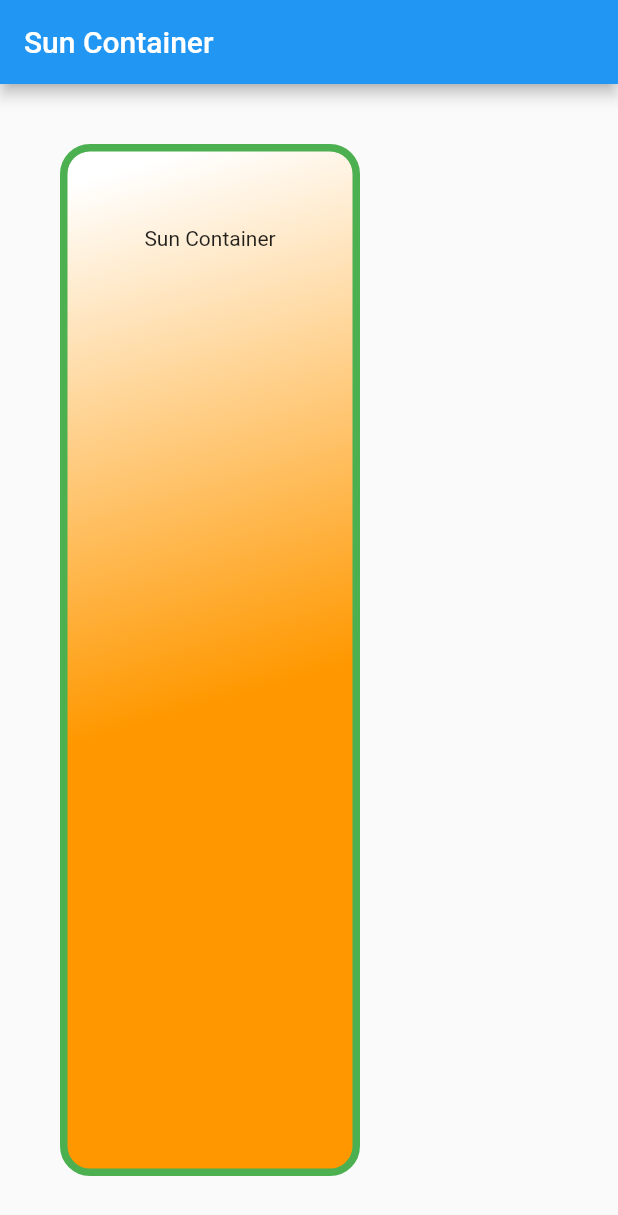
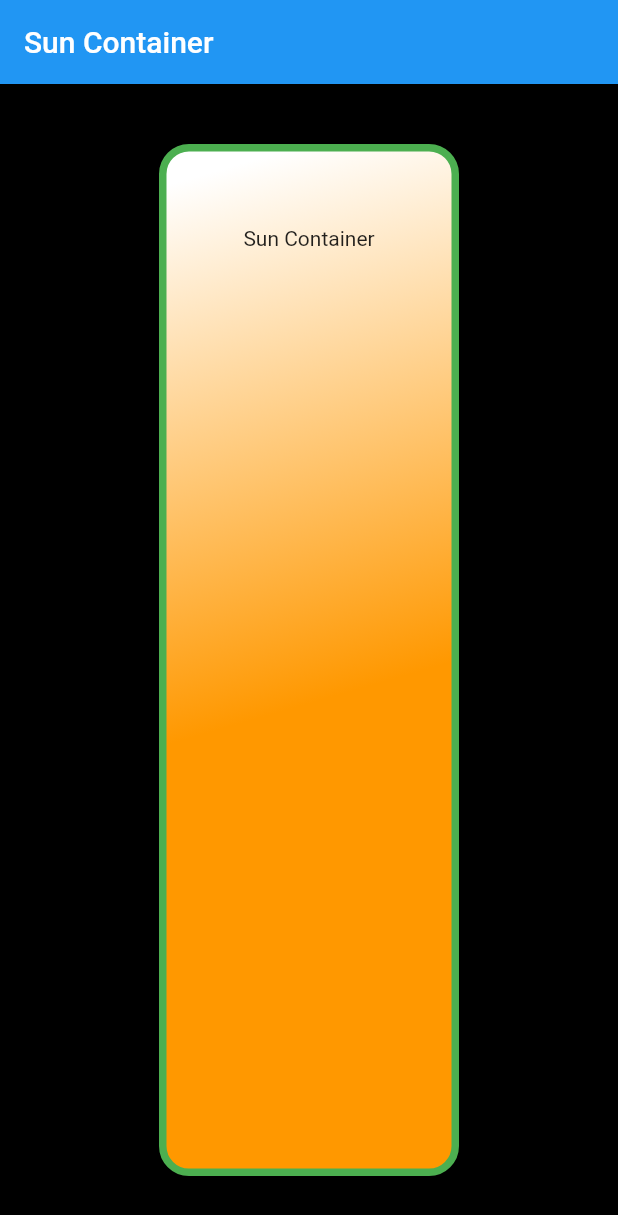
Before and after one commit to nichanan1995/sun_container, a Flutter app: the screen it shows after launch, on a phone screen of 412 x 824 dp. Shown: the top 1215 px of the screen. Run offline on Flutter 3.47's test engine with Material 2 defaults, Android fonts, the phone set to English and light mode, and no system bars.

Commit message:
chang bg ok

```diff
--- a/lib/src/app.dart
+++ b/lib/src/app.dart
@@ -10,9 +10,14 @@ class App extends StatelessWidget {
             title: Text('Sun Container'),
           ),
           body: Container(
+            color: Colors.black,
+            alignment: Alignment(0, 0),
+            child: Container(
               decoration: BoxDecoration(
                   border: Border.all(
-                  width: 5.0, color: Colors.green, style: BorderStyle.solid),
+                      width: 5.0,
+                      color: Colors.green,
+                      style: BorderStyle.solid),
                   borderRadius: BorderRadius.circular(20.0),
                   gradient: LinearGradient(
                       colors: [Colors.white, Colors.orange],
@@ -24,7 +29,7 @@ class App extends StatelessWidget {
               alignment: Alignment.topCenter,
               child: Text('Sun Container'),
             ),
-      ),
+          )),
     );
   }
 }
```
Lines whose indentation alone changed are shown as unchanged.
